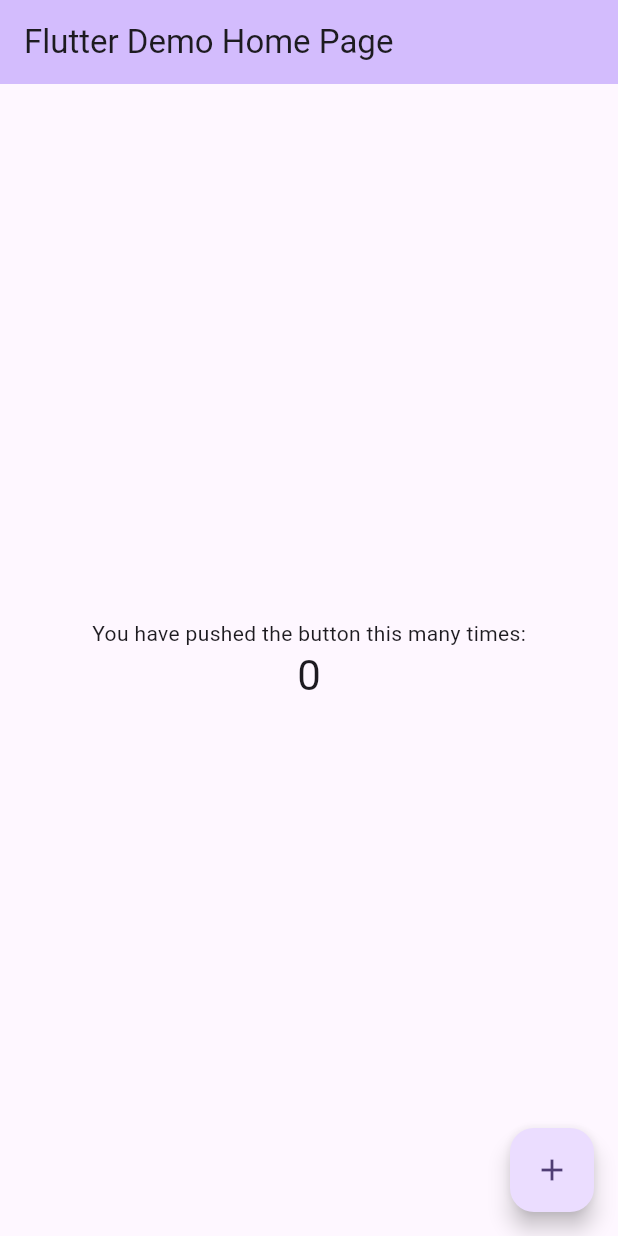
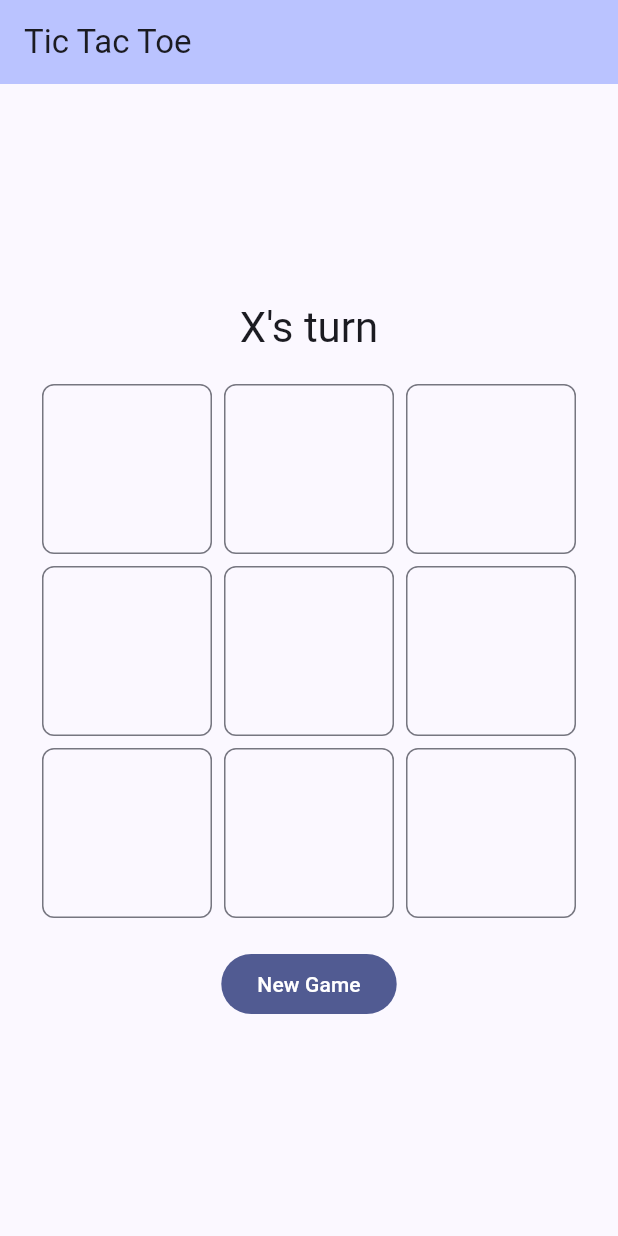
Before and after one commit to MichaelKuen/tictactoe, a Flutter app: the screen it shows after launch, on a phone screen of 412 x 824 dp. Run offline on Flutter 3.47's test engine with Material 3 defaults, Android fonts, the phone set to English and light mode, and no system bars.

Commit message:
feat(ui): implement basic game UI — grid, X/O rendering, tap to play
Co-Authored-By: Claude Sonnet 4.6 <noreply@anthropic.com>

```diff
--- a/lib/main.dart
+++ b/lib/main.dart
@@ -1,124 +1,24 @@
 // Copyright © FullStackShack. All rights reserved.
 // Unauthorised use, reproduction, or distribution is strictly prohibited.
 import 'package:flutter/material.dart';
+import 'ui/game_screen.dart';
 
 void main() {
-  runApp(const MyApp());
+  runApp(const TicTacToeApp());
 }
 
-class MyApp extends StatelessWidget {
-  const MyApp({super.key});
+class TicTacToeApp extends StatelessWidget {
+  const TicTacToeApp({super.key});
 
-  // This widget is the root of your application.
   @override
   Widget build(BuildContext context) {
     return MaterialApp(
-      title: 'Flutter Demo',
+      title: 'Tic Tac Toe',
       theme: ThemeData(
-        // This is the theme of your application.
-        //
-        // TRY THIS: Try running your application with "flutter run". You'll see
-        // the application has a purple toolbar. Then, without quitting the app,
-        // try changing the seedColor in the colorScheme below to Colors.green
-        // and then invoke "hot reload" (save your changes or press the "hot
-        // reload" button in a Flutter-supported IDE, or press "r" if you used
-        // the command line to start the app).
-        //
-        // Notice that the counter didn't reset back to zero; the application
-        // state is not lost during the reload. To reset the state, use hot
-        // restart instead.
-        //
-        // This works for code too, not just values: Most code changes can be
-        // tested with just a hot reload.
-        colorScheme: .fromSeed(seedColor: Colors.deepPurple),
+        colorScheme: ColorScheme.fromSeed(seedColor: Colors.indigo),
+        useMaterial3: true,
       ),
-      home: const MyHomePage(title: 'Flutter Demo Home Page'),
+      home: const GameScreen(),
     );
   }
 }
-
-class MyHomePage extends StatefulWidget {
-  const MyHomePage({super.key, required this.title});
-
-  // This widget is the home page of your application. It is stateful, meaning
-  // that it has a State object (defined below) that contains fields that affect
-  // how it looks.
-
-  // This class is the configuration for the state. It holds the values (in this
-  // case the title) provided by the parent (in this case the App widget) and
-  // used by the build method of the State. Fields in a Widget subclass are
-  // always marked "final".
-
-  final String title;
-
-  @override
-  State<MyHomePage> createState() => _MyHomePageState();
-}
-
-class _MyHomePageState extends State<MyHomePage> {
-  int _counter = 0;
-
-  void _incrementCounter() {
-    setState(() {
-      // This call to setState tells the Flutter framework that something has
-      // changed in this State, which causes it to rerun the build method below
-      // so that the display can reflect the updated values. If we changed
-      // _counter without calling setState(), then the build method would not be
-      // called again, and so nothing would appear to happen.
-      _counter++;
-    });
-  }
-
-  @override
-  Widget build(BuildContext context) {
-    // This method is rerun every time setState is called, for instance as done
-    // by the _incrementCounter method above.
-    //
-    // The Flutter framework has been optimized to make rerunning build methods
-    // fast, so that you can just rebuild anything that needs updating rather
-    // than having to individually change instances of widgets.
-    return Scaffold(
-      appBar: AppBar(
-        // TRY THIS: Try changing the color here to a specific color (to
-        // Colors.amber, perhaps?) and trigger a hot reload to see the AppBar
-        // change color while the other colors stay the same.
-        backgroundColor: Theme.of(context).colorScheme.inversePrimary,
-        // Here we take the value from the MyHomePage object that was created by
-        // the App.build method, and use it to set our appbar title.
-        title: Text(widget.title),
-      ),
-      body: Center(
-        // Center is a layout widget. It takes a single child and positions it
-        // in the middle of the parent.
-        child: Column(
-          // Column is also a layout widget. It takes a list of children and
-          // arranges them vertically. By default, it sizes itself to fit its
-          // children horizontally, and tries to be as tall as its parent.
-          //
-          // Column has various properties to control how it sizes itself and
-          // how it positions its children. Here we use mainAxisAlignment to
-          // center the children vertically; the main axis here is the vertical
-          // axis because Columns are vertical (the cross axis would be
-          // horizontal).
-          //
-          // TRY THIS: Invoke "debug painting" (choose the "Toggle Debug Paint"
-          // action in the IDE, or press "p" in the console), to see the
-          // wireframe for each widget.
-          mainAxisAlignment: .center,
-          children: [
-            const Text('You have pushed the button this many times:'),
-            Text(
-              '$_counter',
-              style: Theme.of(context).textTheme.headlineMedium,
-            ),
-          ],
-        ),
-      ),
-      floatingActionButton: FloatingActionButton(
-        onPressed: _incrementCounter,
-        tooltip: 'Increment',
-        child: const Icon(Icons.add),
-      ),
-    );
-  }
-}
--- /dev/null
+++ b/lib/ui/board_widget.dart
@@ -0,0 +1,31 @@
+// Copyright © FullStackShack. All rights reserved.
+// Unauthorised use, reproduction, or distribution is strictly prohibited.
+import 'package:flutter/material.dart';
+import '../game/board.dart';
+import 'cell_widget.dart';
+
+class BoardWidget extends StatelessWidget {
+  final Board board;
+  final void Function(int index)? onCellTap;
+
+  const BoardWidget({super.key, required this.board, this.onCellTap});
+
+  @override
+  Widget build(BuildContext context) {
+    return AspectRatio(
+      aspectRatio: 1,
+      child: GridView.builder(
+        physics: const NeverScrollableScrollPhysics(),
+        gridDelegate: const SliverGridDelegateWithFixedCrossAxisCount(
+          crossAxisCount: 3,
+        ),
+        itemCount: 9,
+        itemBuilder: (_, index) => CellWidget(
+          key: ValueKey('cell_$index'),
+          player: board[index],
+          onTap: onCellTap != null ? () => onCellTap!(index) : null,
+        ),
+      ),
+    );
+  }
+}
--- /dev/null
+++ b/lib/ui/cell_widget.dart
@@ -0,0 +1,41 @@
+// Copyright © FullStackShack. All rights reserved.
+// Unauthorised use, reproduction, or distribution is strictly prohibited.
+import 'package:flutter/material.dart';
+import '../game/player.dart';
+
+class CellWidget extends StatelessWidget {
+  final Player? player;
+  final VoidCallback? onTap;
+
+  const CellWidget({super.key, required this.player, this.onTap});
+
+  @override
+  Widget build(BuildContext context) {
+    final theme = Theme.of(context);
+    final color = player == Player.x
+        ? theme.colorScheme.primary
+        : theme.colorScheme.secondary;
+
+    return GestureDetector(
+      onTap: player == null ? onTap : null,
+      child: Container(
+        margin: const EdgeInsets.all(4),
+        decoration: BoxDecoration(
+          border: Border.all(color: theme.colorScheme.outline),
+          borderRadius: BorderRadius.circular(8),
+        ),
+        child: Center(
+          child: player != null
+              ? Text(
+                  player!.label,
+                  style: theme.textTheme.displayMedium?.copyWith(
+                    color: color,
+                    fontWeight: FontWeight.bold,
+                  ),
+                )
+              : null,
+        ),
+      ),
+    );
+  }
+}
--- /dev/null
+++ b/lib/ui/game_screen.dart
@@ -0,0 +1,86 @@
+// Copyright © FullStackShack. All rights reserved.
+// Unauthorised use, reproduction, or distribution is strictly prohibited.
+import 'package:flutter/material.dart';
+import '../game/game.dart';
+import '../game/game_status.dart';
+import '../game/player.dart';
+import 'board_widget.dart';
+
+class GameScreen extends StatefulWidget {
+  const GameScreen({super.key});
+
+  @override
+  State<GameScreen> createState() => _GameScreenState();
+}
+
+class _GameScreenState extends State<GameScreen> {
+  Game _game = Game.start();
+
+  void _onCellTap(int index) {
+    setState(() {
+      _game = _game.move(index);
+    });
+  }
+
+  void _reset() {
+    setState(() {
+      _game = _game.reset();
+    });
+  }
+
+  String get _statusText {
+    switch (_game.status) {
+      case GameStatus.playing:
+        return "${_game.currentPlayer.label}'s turn";
+      case GameStatus.xWins:
+        return 'X wins!';
+      case GameStatus.oWins:
+        return 'O wins!';
+      case GameStatus.draw:
+        return 'Draw!';
+    }
+  }
+
+  @override
+  Widget build(BuildContext context) {
+    final theme = Theme.of(context);
+    return Scaffold(
+      appBar: AppBar(
+        title: const Text('Tic Tac Toe'),
+        backgroundColor: theme.colorScheme.inversePrimary,
+      ),
+      body: SafeArea(
+        child: Padding(
+          padding: const EdgeInsets.all(24),
+          child: Column(
+            mainAxisAlignment: MainAxisAlignment.center,
+            children: [
+              Text(
+                _statusText,
+                style: theme.textTheme.headlineMedium,
+              ),
+              const SizedBox(height: 16),
+              Flexible(
+                child: AspectRatio(
+                  aspectRatio: 1,
+                  child: ConstrainedBox(
+                    constraints: const BoxConstraints(maxWidth: 360, maxHeight: 360),
+                    child: BoardWidget(
+                      board: _game.board,
+                      onCellTap: _game.isOver ? null : _onCellTap,
+                    ),
+                  ),
+                ),
+              ),
+              const SizedBox(height: 16),
+              FilledButton(
+                onPressed: _reset,
+                child: const Text('New Game'),
+              ),
+            ],
+          ),
+        ),
+      ),
+    );
+  }
+}
```
Also changed, not shown: 2 other files.
